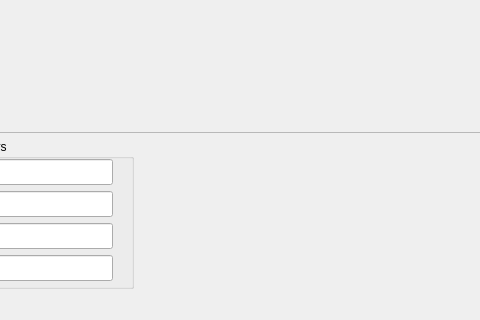
First picture: the form in gr-qtgui/src/python/usrp_display_qtgui.ui, repository ZakyHermawan/gnuradio, before the edit; both pictures show x 115 to 595 and y 454 to 774 of the 820 by 774 pixel window.
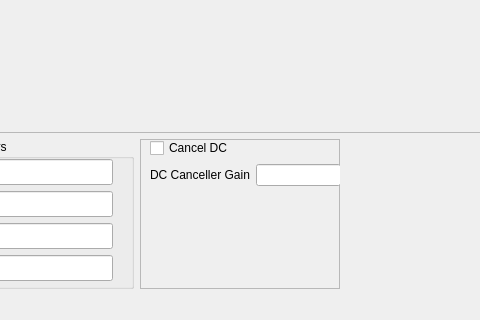
Second picture: the form after the edit.

Commit message: Adding a check box to cancel DC offset

```diff
--- a/gr-qtgui/src/python/usrp_display_qtgui.ui
+++ b/gr-qtgui/src/python/usrp_display_qtgui.ui
@@ -145,6 +145,68 @@
         </widget>
        </widget>
       </item>
+      <item>
+       <widget class="QFrame" name="frame_2" >
+        <property name="minimumSize" >
+         <size>
+          <width>200</width>
+          <height>0</height>
+         </size>
+        </property>
+        <property name="frameShape" >
+         <enum>QFrame::StyledPanel</enum>
+        </property>
+        <property name="frameShadow" >
+         <enum>QFrame::Raised</enum>
+        </property>
+        <widget class="QWidget" name="verticalLayoutWidget" >
+         <property name="geometry" >
+          <rect>
+           <x>10</x>
+           <y>-1</y>
+           <width>191</width>
+           <height>151</height>
+          </rect>
+         </property>
+         <layout class="QVBoxLayout" name="verticalLayout_3" >
+          <item>
+           <widget class="QCheckBox" name="dcCancelCheckBox" >
+            <property name="text" >
+             <string>Cancel DC</string>
+            </property>
+           </widget>
+          </item>
+          <item>
+           <layout class="QHBoxLayout" name="horizontalLayout" >
+            <item>
+             <widget class="QLabel" name="dcGainLabel" >
+              <property name="text" >
+               <string>DC Canceller Gain</string>
+              </property>
+             </widget>
+            </item>
+            <item>
+             <widget class="QLineEdit" name="dcGainEdit" />
+            </item>
+           </layout>
+          </item>
+          <item>
+           <spacer name="verticalSpacer_2" >
+            <property name="orientation" >
+             <enum>Qt::Vertical</enum>
+            </property>
+            <property name="sizeHint" stdset="0" >
+             <size>
+              <width>20</width>
+              <height>40</height>
+             </size>
+            </property>
+           </spacer>
+          </item>
+         </layout>
+        </widget>
+       </widget>
+      </item>
       <item>
        <spacer name="horizontalSpacer" >
         <property name="orientation" >
```
The commit also changes 2 other files.
